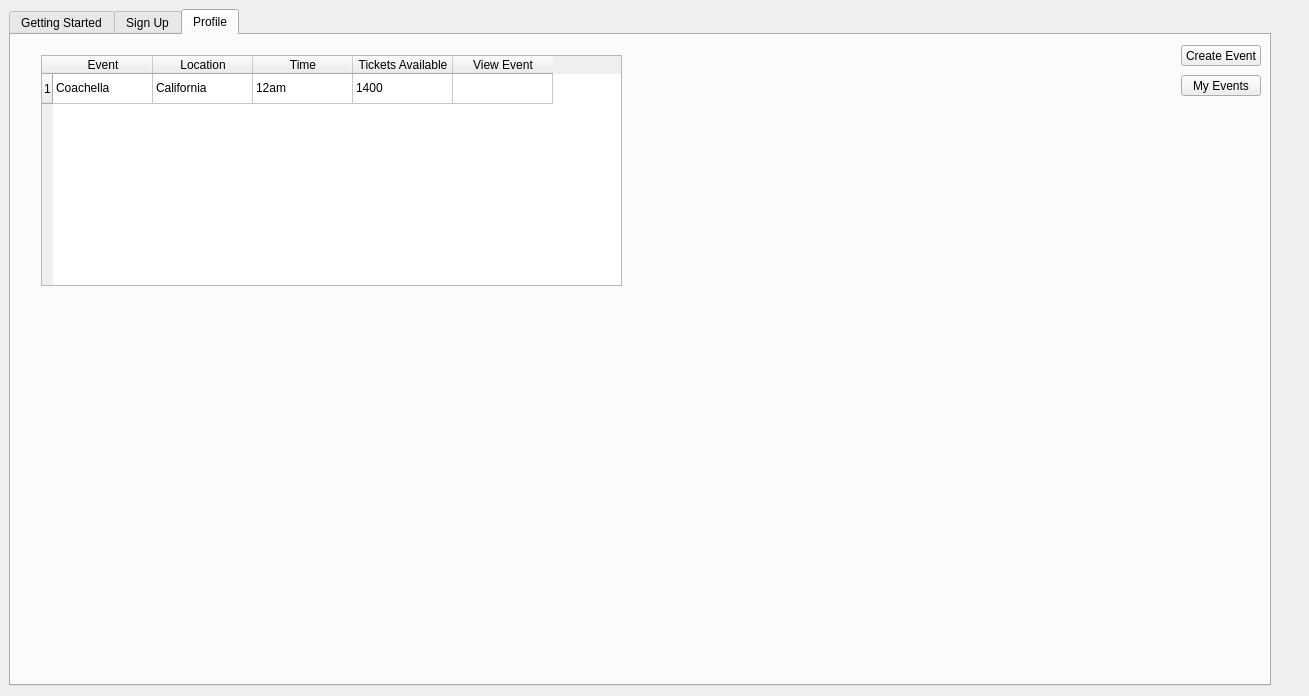
Above: src/web-app/interestdata.ui from Aesylwinn/software-engineering before the change. Below: the same form after it.
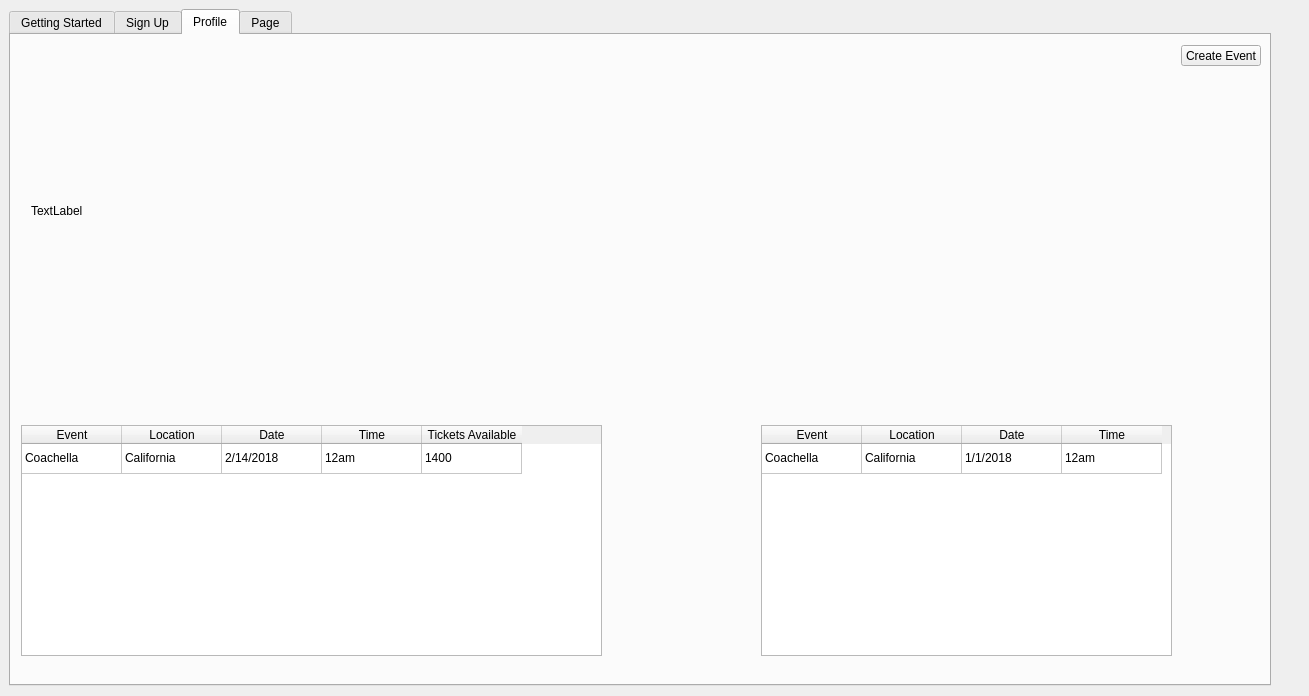
That is the form after the change. Icons and pictures are not drawn.

Commit message: added myEvents to profile

What changed in the file:
```diff
--- a/src/web-app/interestdata.ui
+++ b/src/web-app/interestdata.ui
@@ -770,24 +770,11 @@
       <string>Create Event</string>
      </property>
     </widget>
-    <widget class="QPushButton" name="myEvent">
-     <property name="geometry">
-      <rect>
-       <x>1170</x>
-       <y>40</y>
-       <width>80</width>
-       <height>21</height>
-      </rect>
-     </property>
-     <property name="text">
-      <string>My Events</string>
-     </property>
-    </widget>
     <widget class="QTableWidget" name="interestStream">
      <property name="geometry">
       <rect>
-       <x>30</x>
-       <y>20</y>
+       <x>10</x>
+       <y>390</y>
        <width>581</width>
        <height>231</height>
       </rect>
@@ -795,6 +782,12 @@
      <property name="editTriggers">
       <set>QAbstractItemView::NoEditTriggers</set>
      </property>
+     <property name="showGrid">
+      <bool>true</bool>
+     </property>
+     <attribute name="verticalHeaderVisible">
+      <bool>false</bool>
+     </attribute>
      <row>
       <property name="text">
        <string>1</string>
@@ -810,6 +803,11 @@
        <string>Location</string>
       </property>
      </column>
+     <column>
+      <property name="text">
+       <string>Date</string>
+      </property>
+     </column>
      <column>
       <property name="text">
        <string>Time</string>
@@ -820,11 +818,6 @@
        <string>Tickets Available</string>
       </property>
      </column>
-     <column>
-      <property name="text">
-       <string>View Event</string>
-      </property>
-     </column>
      <item row="0" column="0">
       <property name="text">
        <string>Coachella</string>
@@ -837,20 +830,102 @@
      </item>
      <item row="0" column="2">
       <property name="text">
-       <string>12am</string>
+       <string>2/14/2018</string>
       </property>
      </item>
      <item row="0" column="3">
       <property name="text">
-       <string>1400</string>
+       <string>12am</string>
       </property>
      </item>
      <item row="0" column="4">
       <property name="text">
-       <string/>
+       <string>1400</string>
       </property>
      </item>
     </widget>
+    <widget class="QLabel" name="label_2">
+     <property name="geometry">
+      <rect>
+       <x>20</x>
+       <y>160</y>
+       <width>171</width>
+       <height>31</height>
+      </rect>
+     </property>
+     <property name="text">
+      <string>TextLabel</string>
+     </property>
+    </widget>
+    <widget class="QTableWidget" name="interestStream_2">
+     <property name="geometry">
+      <rect>
+       <x>750</x>
+       <y>390</y>
+       <width>411</width>
+       <height>231</height>
+      </rect>
+     </property>
+     <property name="editTriggers">
+      <set>QAbstractItemView::NoEditTriggers</set>
+     </property>
+     <property name="showGrid">
+      <bool>true</bool>
+     </property>
+     <attribute name="verticalHeaderVisible">
+      <bool>false</bool>
+     </attribute>
+     <row>
+      <property name="text">
+       <string>1</string>
+      </property>
+     </row>
+     <column>
+      <property name="text">
+       <string>Event</string>
+      </property>
+     </column>
+     <column>
+      <property name="text">
+       <string>Location</string>
+      </property>
+     </column>
+     <column>
+      <property name="text">
+       <string>Date</string>
+      </property>
+     </column>
+     <column>
+      <property name="text">
+       <string>Time</string>
+      </property>
+     </column>
+     <item row="0" column="0">
+      <property name="text">
+       <string>Coachella</string>
+      </property>
+     </item>
+     <item row="0" column="1">
+      <property name="text">
+       <string>California</string>
+      </property>
+     </item>
+     <item row="0" column="2">
+      <property name="text">
+       <string>1/1/2018</string>
+      </property>
+     </item>
+     <item row="0" column="3">
+      <property name="text">
+       <string>12am</string>
+      </property>
+     </item>
+    </widget>
+   </widget>
+   <widget class="QWidget" name="tab_5">
+    <attribute name="title">
+     <string>Page</string>
+    </attribute>
    </widget>
   </widget>
  </widget>
```
